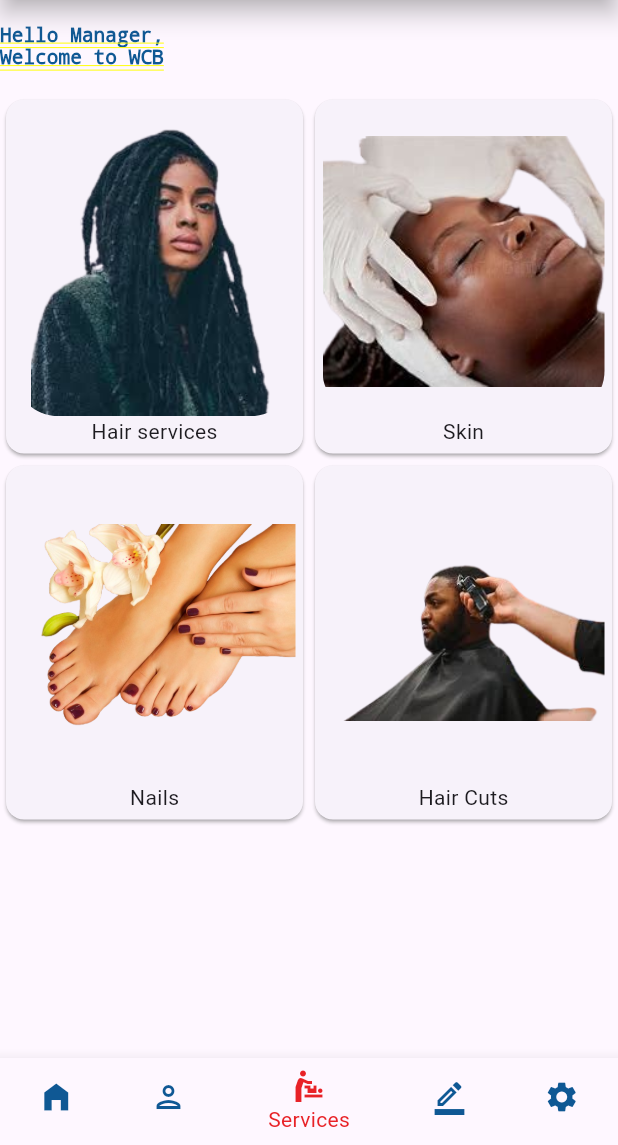
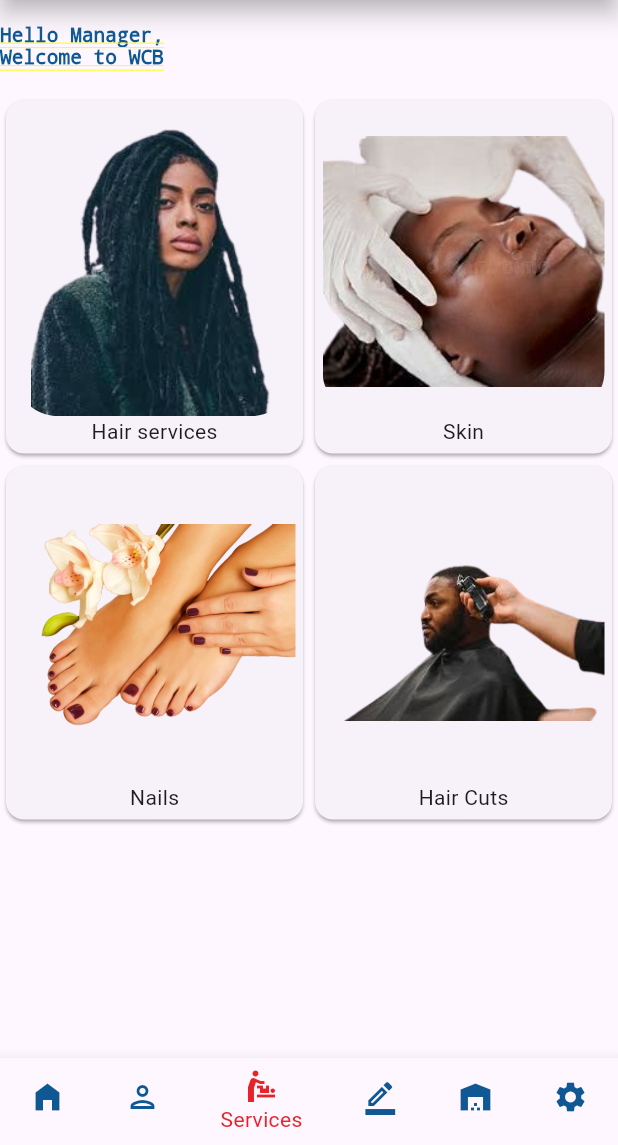
Before and after one commit to DeoLwena/wacky-classic-barbershop-Manager, a Flutter app: the HomeScreen screen opened directly, item 3 of the bottom bar chosen, on a phone screen of 412 x 824 dp, the part 91-1236 px from its top. Run offline on Flutter 3.47's test engine with Material 3 defaults, Android fonts, the phone set to English and light mode, and no system bars.

Commit message:
Manager pages (home)

```diff
--- a/wcb/lib/Screens/apps/home.dart
+++ b/wcb/lib/Screens/apps/home.dart
@@ -30,7 +30,9 @@ class _HomeScreenState extends State<HomeScreen> {
     Center(child: Text("Report")),
     inside.InsideServices(),
     Center(child: Text("Report")),
+    Center(child: Text("stocks")),
     Center(child: Text("settings")),
+
   ];
 
   void _onTabTapped(int index) {
@@ -65,9 +67,14 @@ class _HomeScreenState extends State<HomeScreen> {
             label: 'Reports',
           ),
           BottomNavigationBarItem(
+            icon: Icon(Icons.warehouse),
+            label: 'Stock'),
+          BottomNavigationBarItem(
             icon: Icon(Icons.settings),
             label: 'Settings',
           ),
+
+
         ],
       ),
     );
```
Also changed, not shown: wcb/lib/Screens/apps/InsideReports.dart (added), wcb/lib/Screens/apps/InsideStock.dart (added).
